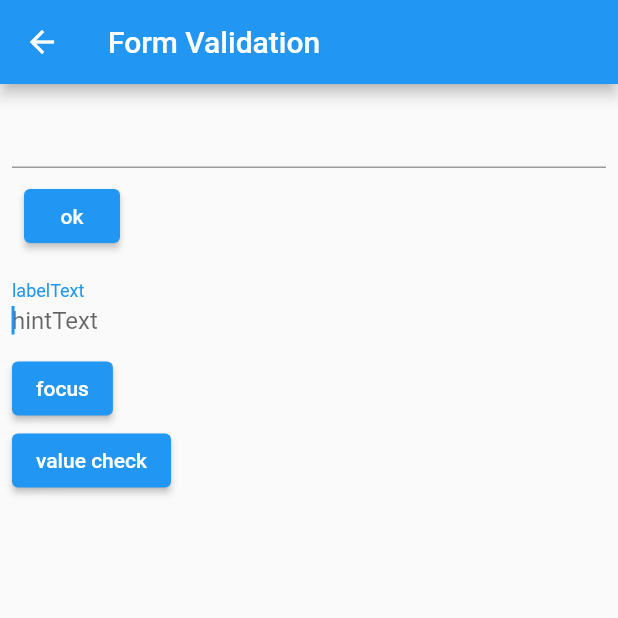
After one commit to dltkdals-4en/flutter_middle_class, a Flutter app: the screen it shows after launch, after a tap on "FormValidation", on a phone screen of 412 x 824 dp, the top half of it. The commit adds this screen. Run offline on Flutter 3.47's test engine with Material 2 defaults, Android fonts, the phone set to English and light mode, and no system bars.

Commit message:
06/04 11:00 까지 학습내용

```diff
--- a/lib/main.dart
+++ b/lib/main.dart
@@ -1,6 +1,10 @@
 import 'package:flutter/material.dart';
+import 'package:flutter_middle_class/pratice/MyDrawer.dart';
+import 'package:flutter_middle_class/pratice/MyFormValidation.dart';
+import 'package:flutter_middle_class/pratice/MyOrientation.dart';
+import 'package:flutter_middle_class/pratice/MySnackBar.dart';
+import 'package:flutter_middle_class/pratice/MyTapController.dart';
 import 'package:flutter_middle_class/pratice/animated_opacity.dart';
-
 import 'pratice/animated_container.dart';
 
 void main() {
@@ -25,8 +29,99 @@ class MyApp extends StatelessWidget {
         // is not restarted.
         primarySwatch: Colors.blue,
       ),
-      // home: MyAniContainer(),
-      home: MyAnimatedOpacity(),
+      home: MyPage(),
     );
   }
 }
+
+class MyPage extends StatefulWidget {
+  const MyPage({Key key}) : super(key: key);
+
+  @override
+  _MyPageState createState() => _MyPageState();
+}
+
+class _MyPageState extends State<MyPage> {
+  @override
+  Widget build(BuildContext context) {
+    return Scaffold(
+      appBar: AppBar(
+        title: Text('Flutter Middle Class'),
+      ),
+      body: ListView(
+        children: <Widget>[
+          ListTile(
+            title: Text('AnimatedContainer'),
+            onTap: () {
+              Navigator.push(
+                  context,
+                  MaterialPageRoute(
+                    builder: (context) => MyAniContainer(),
+                  ));
+            },
+          ),
+          ListTile(
+            title: Text('AnimatedOpacity'),
+            onTap: () {
+              Navigator.push(
+                  context,
+                  MaterialPageRoute(
+                    builder: (context) => MyAnimatedOpacity(),
+                  ));
+            },
+          ),
+          ListTile(
+            title: Text('MyDrawer'),
+            onTap: () {
+              Navigator.push(
+                  context,
+                  MaterialPageRoute(
+                    builder: (context) => MyDrawer(),
+                  ));
+            },
+          ),
+          ListTile(
+            title: Text('MyOrientaion'),
+            onTap: () {
+              Navigator.push(
+                  context,
+                  MaterialPageRoute(
+                    builder: (context) => MyOrientation(),
+                  ));
+            },
+          ),
+          ListTile(
+            title: Text('MySnackBar'),
+            onTap: () {
+              Navigator.push(
+                  context,
+                  MaterialPageRoute(
+                    builder: (context) => MySnackBar(),
+                  ));
+            },
+          ),
+          ListTile(
+            title: Text('MyTabController'),
+            onTap: () {
+              Navigator.push(
+                  context,
+                  MaterialPageRoute(
+                    builder: (context) => MyTapController(),
+                  ));
+            },
+          ),
+          ListTile(
+            title: Text('FormValidation'),
+            onTap: () {
+              Navigator.push(
+                  context,
+                  MaterialPageRoute(
+                    builder: (context) => MyFormValidation(),
+                  ));
+            },
+          ),
+        ],
+      ),
+    );
+  }
+}
--- /dev/null
+++ b/lib/pratice/MyFormValidation.dart
@@ -0,0 +1,93 @@
+import 'package:flutter/material.dart';
+
+class MyFormValidation extends StatefulWidget {
+  const MyFormValidation({Key key}) : super(key: key);
+
+  @override
+  _MyFormValidationState createState() => _MyFormValidationState();
+}
+
+class _MyFormValidationState extends State<MyFormValidation> {
+  final _formKey = GlobalKey<FormState>();
+  FocusNode nameFocusNode;
+  final nameController = TextEditingController();
+
+  @override
+  void initState() {
+    super.initState();
+    nameFocusNode = FocusNode();
+  }
+
+  @override
+  void dispose() {
+    nameFocusNode.dispose();
+    nameController.dispose();
+    super.dispose();
+  }
+
+  @override
+  Widget build(BuildContext context) {
+    return Scaffold(
+      appBar: AppBar(
+        title: Text('Form Validation'),
+      ),
+      body: Padding(
+        padding: const EdgeInsets.all(8.0),
+        child: Form(
+            key: _formKey,
+            child: Column(
+              crossAxisAlignment: CrossAxisAlignment.start,
+              children: <Widget>[
+                TextFormField(
+                  validator: (value) {
+                    if (value.isEmpty) {
+                      return 'no Empty';
+                    }
+                  },
+                ),
+                Padding(
+                  padding: const EdgeInsets.all(8.0),
+                  child: ElevatedButton(
+                      onPressed: () {
+                        if (_formKey.currentState.validate()) {
+                          ScaffoldMessenger.of(_formKey.currentContext)
+                              .showSnackBar(SnackBar(content: Text('access')));
+                        }
+                      },
+                      child: Text('ok')),
+                ),
+                TextField(
+                  controller: nameController,
+                  onChanged: (value) {
+                    print(value);
+                  },
+                  focusNode: nameFocusNode,
+                  autofocus: true,
+                  decoration: InputDecoration(
+                    hintText: 'hintText',
+                    border: InputBorder.none,
+                    labelText: 'labelText',
+                  ),
+                ),
+                ElevatedButton(
+                    onPressed: () {
+                      FocusScope.of(context).requestFocus(nameFocusNode);
+                    },
+                    child: Text('focus')),
+                ElevatedButton(
+                    onPressed: () {
+                      print(nameController.text);
+                      showDialog(context: context,
+                        builder: (context) {
+                          return AlertDialog(
+                            content: Text(nameController.text),
+                          );
+                        },);
+                    },
+                    child: Text('value check')),
+              ],
+            )),
+      ),
+    );
+  }
+}
--- a/lib/pratice/animated_container.dart
+++ b/lib/pratice/animated_container.dart
@@ -3,7 +3,7 @@ import 'dart:math';
 import 'package:flutter/material.dart';
 
 class MyAniContainer extends StatefulWidget {
-  const MyAniContainer({Key? key}) : super(key: key);
+  const MyAniContainer({Key key}) : super(key: key);
 
   @override
   _MyAniContainerState createState() => _MyAniContainerState();
--- a/lib/pratice/animated_opacity.dart
+++ b/lib/pratice/animated_opacity.dart
@@ -2,7 +2,7 @@
 import 'package:flutter/material.dart';
 
 class MyAnimatedOpacity extends StatefulWidget {
-  const MyAnimatedOpacity({Key? key}) : super(key: key);
+  const MyAnimatedOpacity({Key key}) : super(key: key);
 
   @override
   _MyAnimatedOpacityState createState() => _MyAnimatedOpacityState();
--- a/pubspec.yaml
+++ b/pubspec.yaml
@@ -18,7 +18,7 @@ publish_to: 'none' # Remove this line if you wish to publish to pub.dev
 version: 1.0.0+1
 
 environment:
-  sdk: ">=2.12.0 <3.0.0"
+  sdk: ">=2.7.0 <3.0.0"
 
 dependencies:
   flutter:
```
Also changed, not shown: lib/pratice/MyDrawer.dart (added, +47 -0 lines), lib/pratice/MyOrientation.dart (added, +31 -0 lines), lib/pratice/MySnackBar.dart (added, +38 -0 lines), lib/pratice/MyTapController.dart (added, +39 -0 lines).
